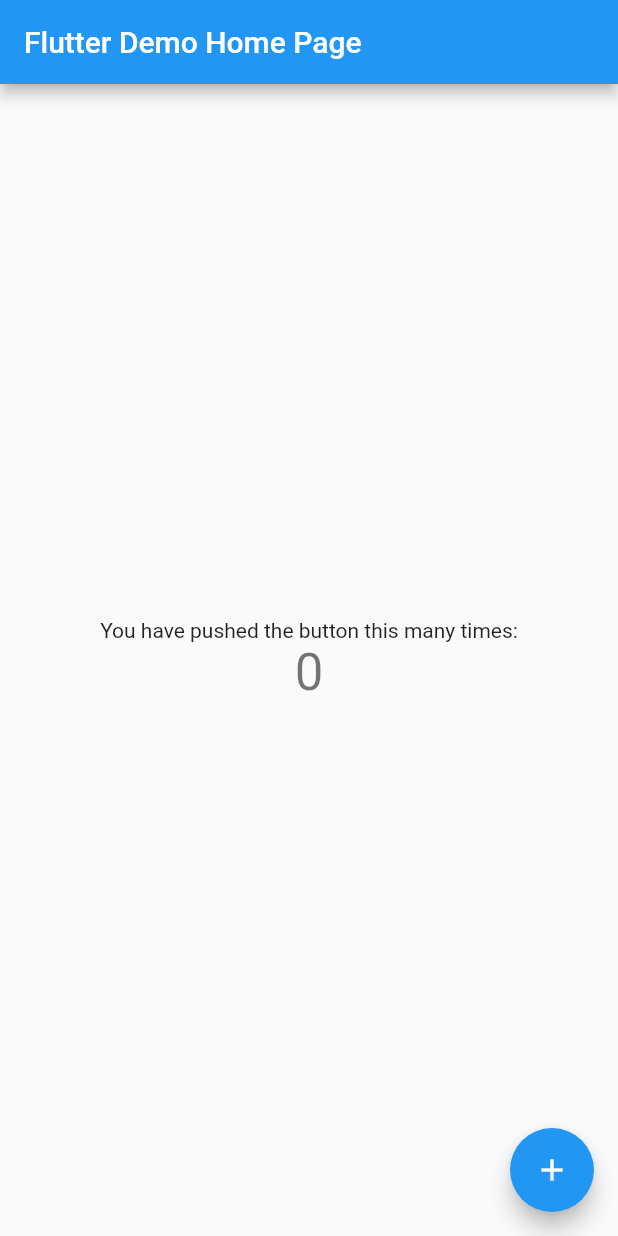
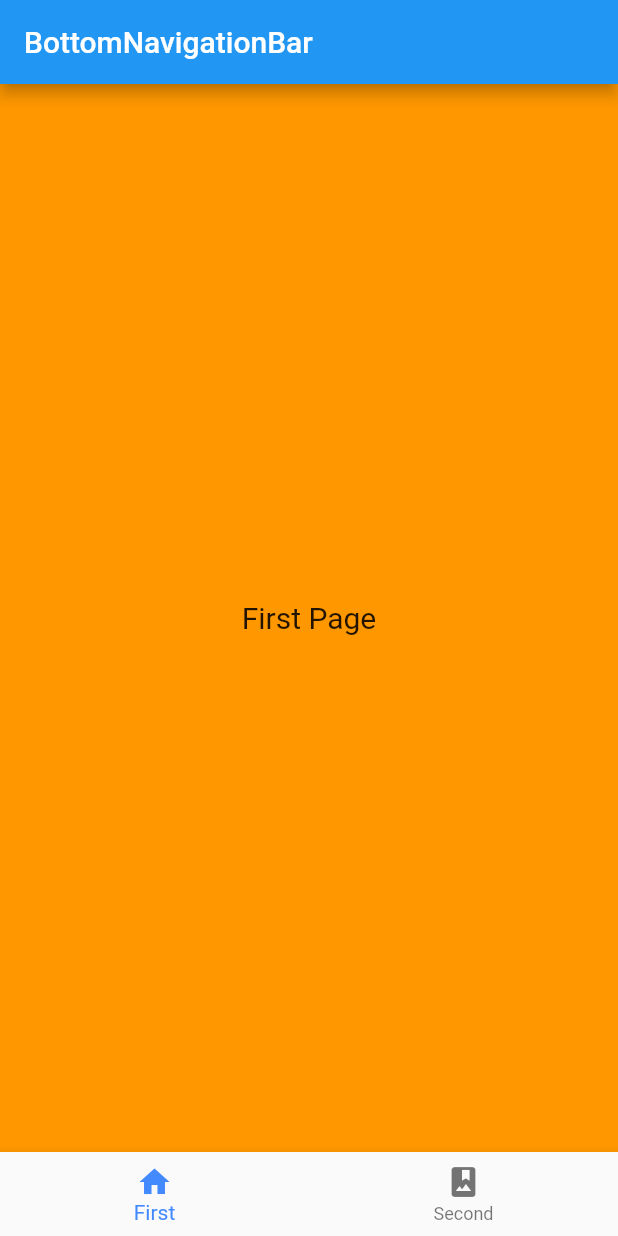
Before and after one commit to yukinkomob/FlutterReserveApp, a Flutter app: the screen it shows after launch, on a phone screen of 412 x 824 dp. Run offline on Flutter 3.47's test engine with Material 2 defaults, Android fonts, the phone set to English and light mode, and no system bars.

Commit message:
BottomNavigationBarItemを設定

```diff
--- /dev/null
+++ b/lib/bottom_tab_page.dart
@@ -0,0 +1,38 @@
+import 'package:example0/first_page.dart';
+import 'package:example0/second_page.dart';
+import 'package:flutter/material.dart';
+
+class BottomTabPage extends StatefulWidget {
+  @override
+  State<StatefulWidget> createState() {
+    return _BottomTabPageState();
+  }
+}
+
+class _BottomTabPageState extends State<BottomTabPage> {
+  int _currentIndex = 0;
+  final _pageWidgets = [FirstPage(), SecondPage()];
+
+  @override
+  Widget build(BuildContext context) {
+    return Scaffold(
+      appBar: AppBar(
+        title: const Text('BottomNavigationBar'),
+      ),
+      body: _pageWidgets.elementAt(_currentIndex),
+      bottomNavigationBar: BottomNavigationBar(
+        items: const <BottomNavigationBarItem>[
+          BottomNavigationBarItem(icon: Icon(Icons.home), label: 'First'),
+          BottomNavigationBarItem(
+              icon: Icon(Icons.photo_album), label: 'Second'),
+        ],
+        currentIndex: _currentIndex,
+        fixedColor: Colors.blueAccent,
+        onTap: _onItemTapped,
+        type: BottomNavigationBarType.fixed,
+      ),
+    );
+  }
+
+  void _onItemTapped(int index) => setState(() => _currentIndex = index);
+}
--- /dev/null
+++ b/lib/first_page.dart
@@ -0,0 +1,16 @@
+import 'package:flutter/material.dart';
+
+class FirstPage extends StatelessWidget {
+  @override
+  Widget build(BuildContext context) {
+    return Scaffold(
+      backgroundColor: Colors.orange,
+      body: Center(
+        child: Text(
+          "First Page",
+          style: TextStyle(fontSize: 20),
+        ),
+      ),
+    );
+  }
+}
--- a/lib/main.dart
+++ b/lib/main.dart
@@ -1,3 +1,4 @@
+import 'package:example0/bottom_tab_page.dart';
 import 'package:flutter/material.dart';
 
 void main() {
@@ -24,7 +25,7 @@
         // is not restarted.
         primarySwatch: Colors.blue,
       ),
-      home: const MyHomePage(title: 'Flutter Demo Home Page'),
+      home: BottomTabPage(),
     );
   }
 }
--- /dev/null
+++ b/lib/second_page.dart
@@ -0,0 +1,16 @@
+import 'package:flutter/material.dart';
+
+class SecondPage extends StatelessWidget {
+  @override
+  Widget build(BuildContext context) {
+    return Scaffold(
+      backgroundColor: Colors.orange,
+      body: Center(
+        child: Text(
+          "First Page",
+          style: TextStyle(fontSize: 20),
+        ),
+      ),
+    );
+  }
+}
```
